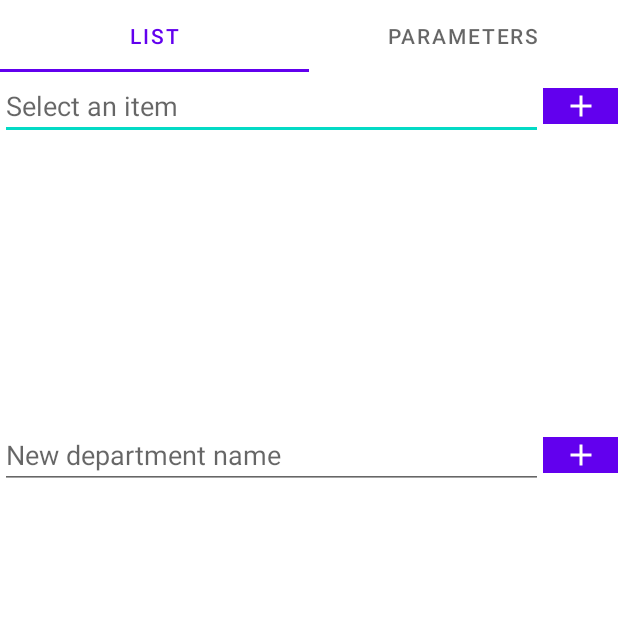
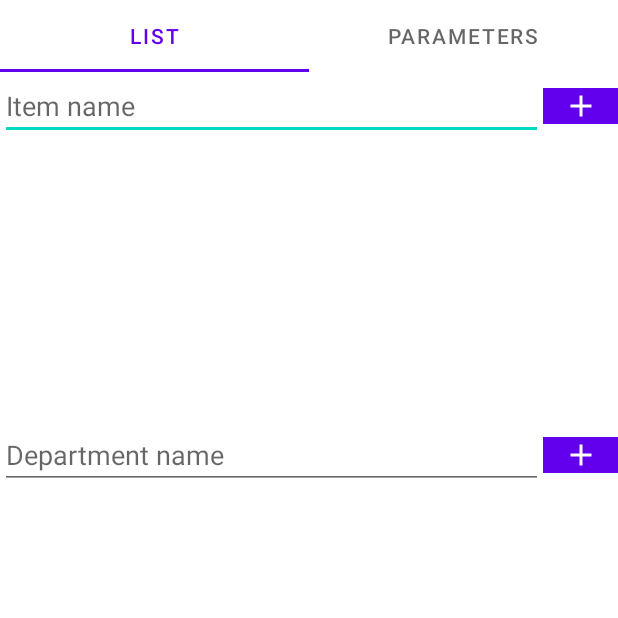
Before and after one commit to moutyque/Liste-courses, an Android app: the screen it shows after launch (MainActivity), on a phone screen of 412 x 824 dp, the top half of it. Run offline under Robolectric (Android 15) with nearby library versions, the phone set to English and light mode, and no system bars; our stand-ins replace Room's generated code, data binding.

Commit message:
Faute d'orthographe : "selectionner un "objets"" , pas de S; remplacer le nom de l'aide par "ecrire le nom d'un objet"

```diff
--- a/app/src/main/res/values/strings.xml
+++ b/app/src/main/res/values/strings.xml
@@ -1,8 +1,8 @@
 <resources>
     <string name="app_name">Shopping List</string>
 
-    <string name="autocompletetextview">Select an item</string>
+    <string name="autocompletetextview">Item name</string>
     <string name="tabListName">List</string>
     <string name="tabListNameParameters">Parameters</string>
-    <string name="new_department_name">New department name</string>
+    <string name="new_department_name">Department name</string>
 </resources>
```
Also changed, not shown: 1 other file.
